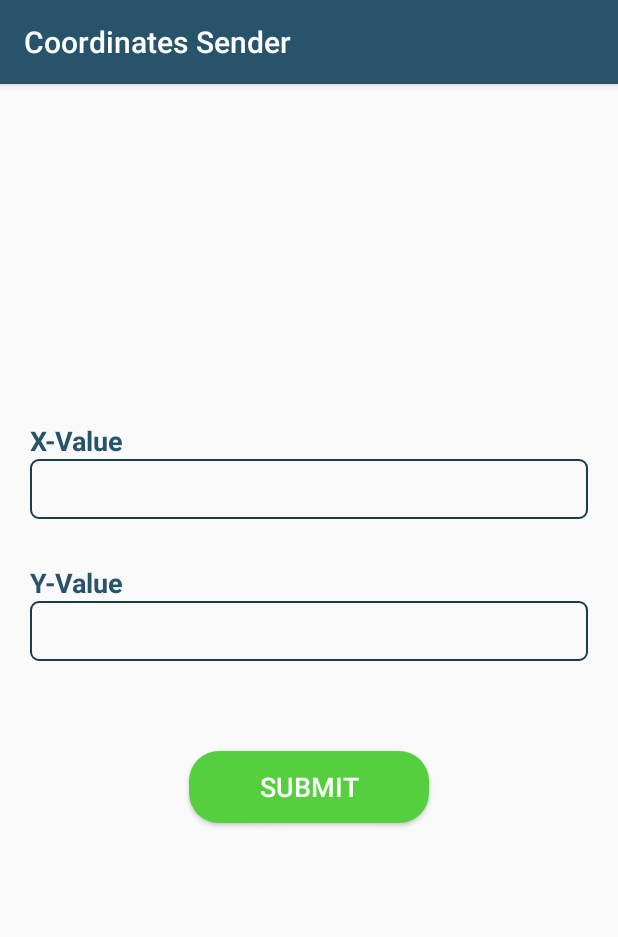
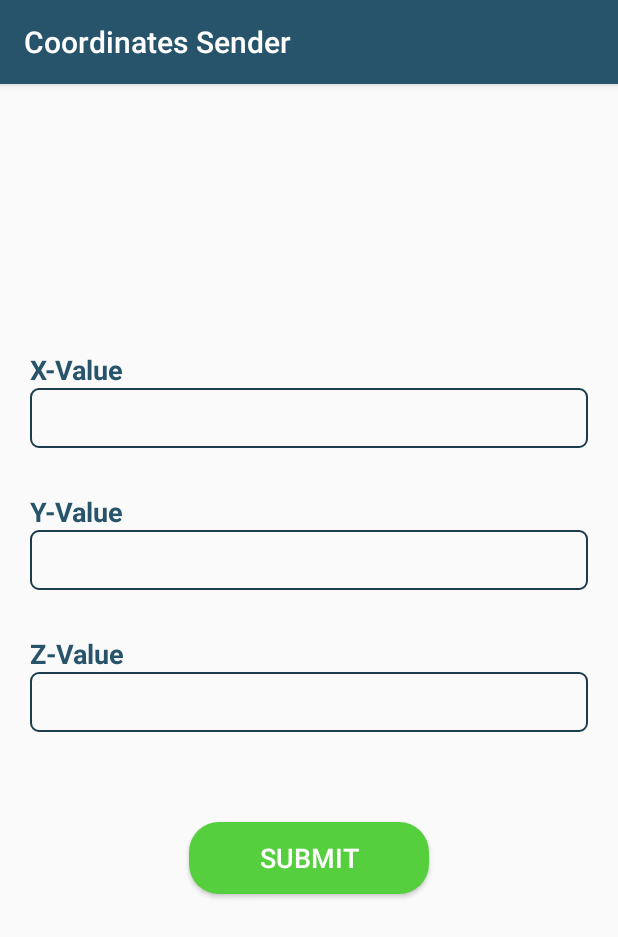
Before and after one commit to AhmedEsam3AB/Prisca, an Android app: the CoordinatesActivity screen opened directly, with no data from a screen before it, on a phone screen of 412 x 824 dp. Shown: the top 937 px of the screen. Run offline under Robolectric (Android 15) with nearby library versions, the phone set to English and light mode, and no system bars; 3 statements that could not run were skipped.

Commit message:
Add files via upload

```diff
--- a/Prisca/app/src/main/java/academy/thebes/prisca/prisca/CoordinatesActivity.java
+++ b/Prisca/app/src/main/java/academy/thebes/prisca/prisca/CoordinatesActivity.java
@@ -22,11 +22,13 @@ import java.util.UUID;
 public class CoordinatesActivity extends AppCompatActivity {
     EditText xText;
     EditText yText;
+    EditText zText;
     Button submit;
     ProgressBar prog;
     TextView sub;
     String xString;
     String yString;
+    String zString;
     String address = null;
     BluetoothAdapter myBluetooth = null;
     BluetoothSocket btSocket = null;
@@ -43,6 +45,7 @@ public class CoordinatesActivity extends AppCompatActivity {
         submit = findViewById(R.id.button);
         xText = findViewById(R.id.x);
         yText = findViewById(R.id.y);
+        zText = findViewById(R.id.z);
         prog = findViewById(R.id.prog);
         sub = findViewById(R.id.sub);
         new ConnectBT().execute();
@@ -51,15 +54,16 @@ public class CoordinatesActivity extends AppCompatActivity {
             public void onClick(View view) {
                 xString = xText.getText().toString();
                 yString = yText.getText().toString();
+                zString = zText.getText().toString();
                 prog.setVisibility(View.VISIBLE);
-                if(xString.isEmpty() || yString.isEmpty()){
-                    Toast.makeText(CoordinatesActivity.this,"Please, Enter X,Y Coordinates",Toast.LENGTH_SHORT).show();
+                if(xString.isEmpty() || yString.isEmpty() || zString.isEmpty()){
+                    Toast.makeText(CoordinatesActivity.this,"Please, Enter X,Y,Z Coordinates",Toast.LENGTH_SHORT).show();
                 }else {
                     if (btSocket!=null)
                     {
                         try
                         {
-                            byte[] bytesData =  (xString +"," + yString).getBytes();
+                            byte[] bytesData =  (xString +"," + yString +"," + zString).getBytes();
                             String decodedData = new String(bytesData);
                             Log.v("Prisca",decodedData);
 
--- a/Prisca/app/src/main/res/layout/activity_coord.xml
+++ b/Prisca/app/src/main/res/layout/activity_coord.xml
@@ -41,6 +41,24 @@
             android:layout_width="match_parent"
             android:layout_height="40dp"
             android:textColor="@color/colorPrimary"
+            android:layout_marginBottom="30dp"
+            android:background="@drawable/rounded_edittext"
+            android:paddingLeft="10dp"
+            android:paddingRight="10dp"
+            android:inputType = "numberSigned"/>
+        <TextView
+            android:layout_width="wrap_content"
+            android:layout_height="wrap_content"
+            android:textSize="18sp"
+            android:textStyle="bold"
+            android:textColor="@color/colorPrimary"
+            android:text="Z-Value"
+            android:layout_gravity="start"/>
+        <EditText
+            android:id="@+id/z"
+            android:layout_width="match_parent"
+            android:layout_height="40dp"
+            android:textColor="@color/colorPrimary"
             android:layout_marginBottom="60dp"
             android:background="@drawable/rounded_edittext"
             android:paddingLeft="10dp"
```
Also changed, not shown: 2 other files.
